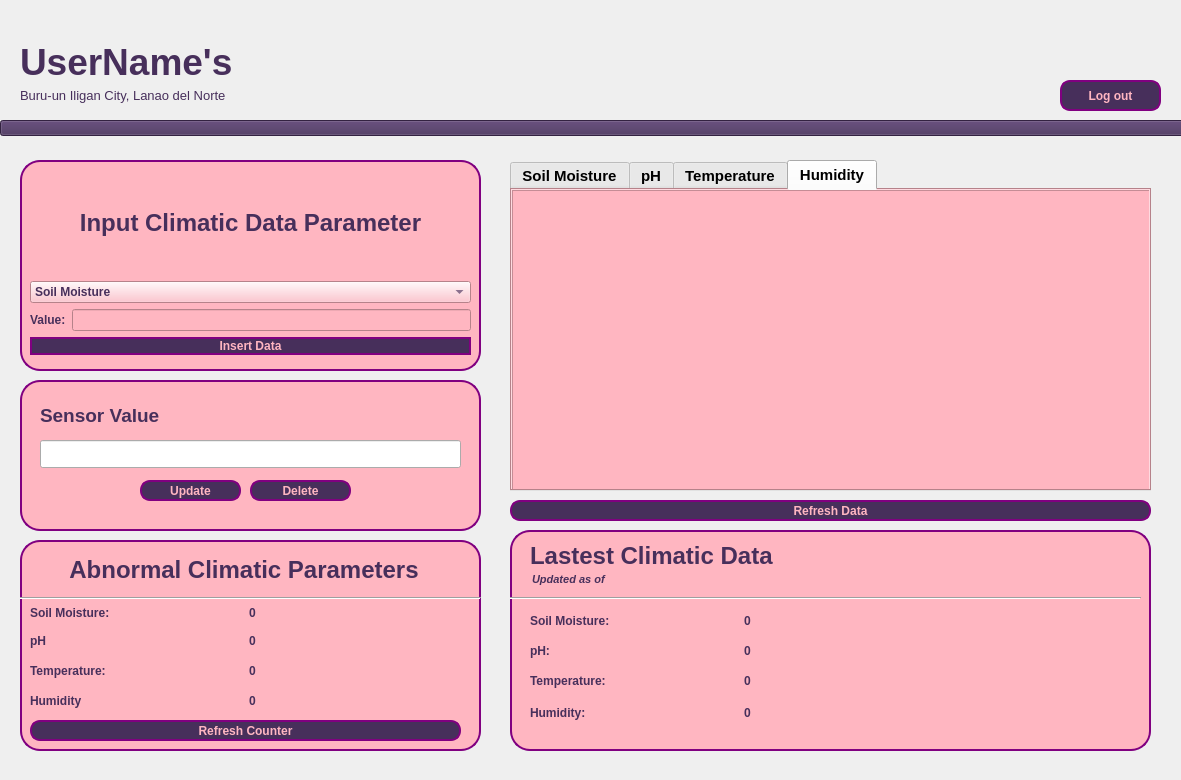
This is mainpage.ui in ShaniceReih/Vertanom-final as Qt 5 draws it before an edit. The edited form follows.
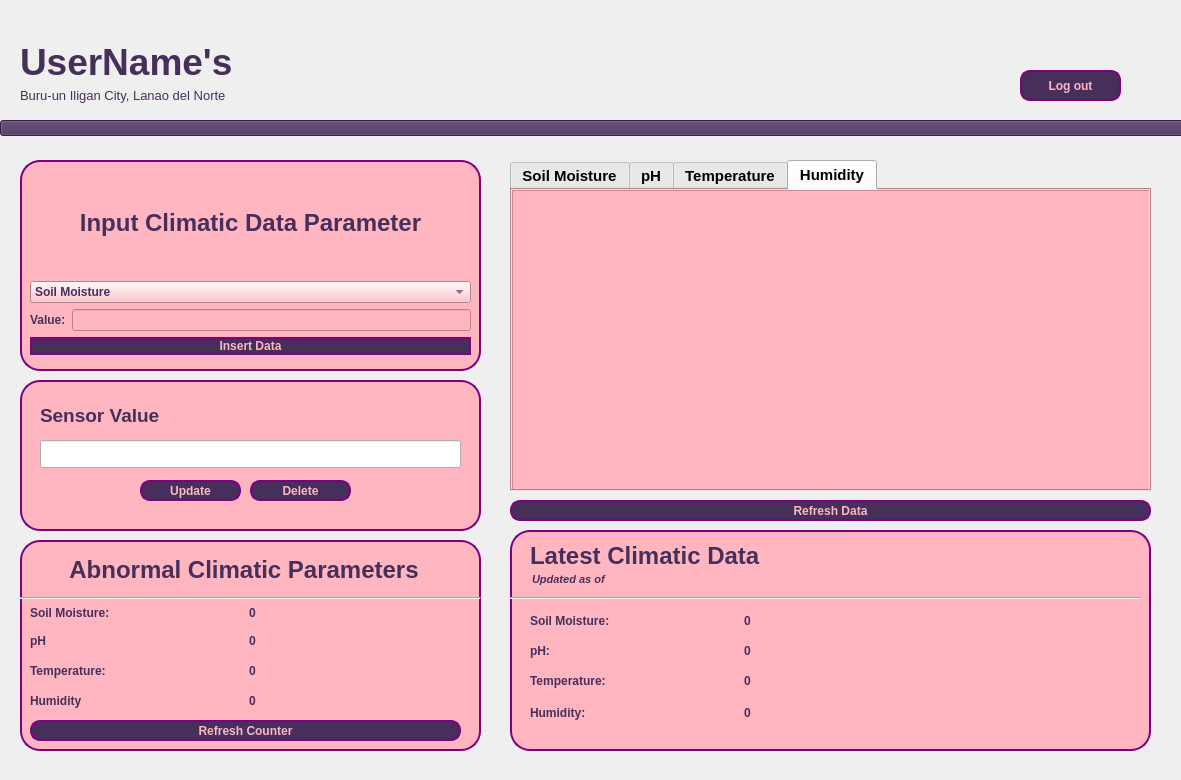
This is the edited form. Icons and pictures are not drawn.

Diff of the .ui file:
```diff
--- a/mainpage.ui
+++ b/mainpage.ui
@@ -251,7 +251,7 @@
 }</string>
      </property>
      <property name="text">
-      <string>Lastest Climatic Data</string>
+      <string>Latest Climatic Data</string>
      </property>
     </widget>
     <widget class="QWidget" name="layoutWidget">
@@ -1061,8 +1061,8 @@
    <widget class="QPushButton" name="logoutButton">
     <property name="geometry">
      <rect>
-      <x>1060</x>
-      <y>80</y>
+      <x>1020</x>
+      <y>70</y>
       <width>101</width>
       <height>31</height>
      </rect>
@@ -1084,10 +1084,10 @@
    <widget class="QWidget" name="layoutWidget">
     <property name="geometry">
      <rect>
-      <x>940</x>
-      <y>70</y>
-      <width>105</width>
-      <height>46</height>
+      <x>860</x>
+      <y>60</y>
+      <width>152</width>
+      <height>53</height>
      </rect>
     </property>
     <layout class="QHBoxLayout" name="horizontalLayout_11">
```
Left out of the diff: 2 changed lines with no effect on the pictures.
